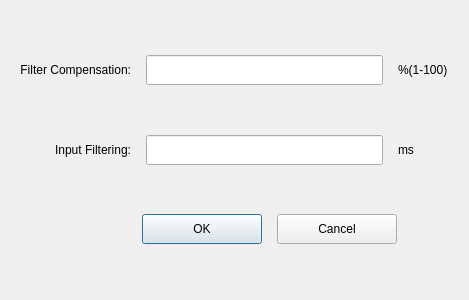
The window that SWDev/SWDev/WaveFormCompensation.ui (PingJian2019/sw-device) describes before a commit, drawn with Qt 5.
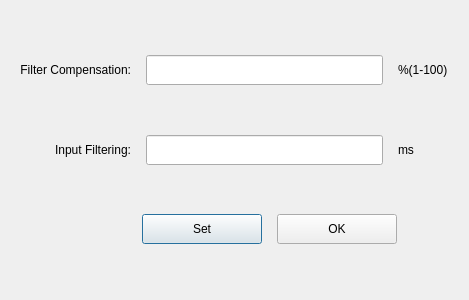
The same window after the commit.

Diff of the .ui file:
```diff
--- a/SWDev/SWDev/WaveFormCompensation.ui
+++ b/SWDev/SWDev/WaveFormCompensation.ui
@@ -190,7 +190,7 @@
         </size>
        </property>
        <property name="text">
-        <string>OK</string>
+        <string>Set</string>
        </property>
       </widget>
      </item>
@@ -203,7 +203,7 @@
         </size>
        </property>
        <property name="text">
-        <string>Cancel</string>
+        <string>OK</string>
        </property>
       </widget>
      </item>
```
Left out of the diff: 28 changed lines with no effect on the pictures.
